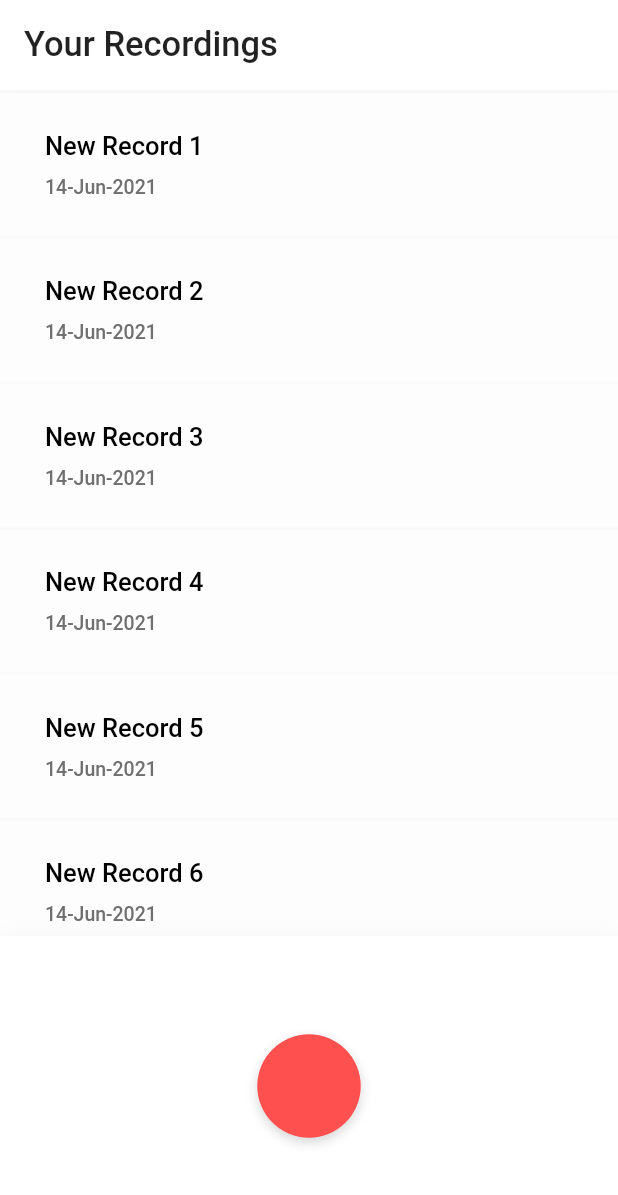
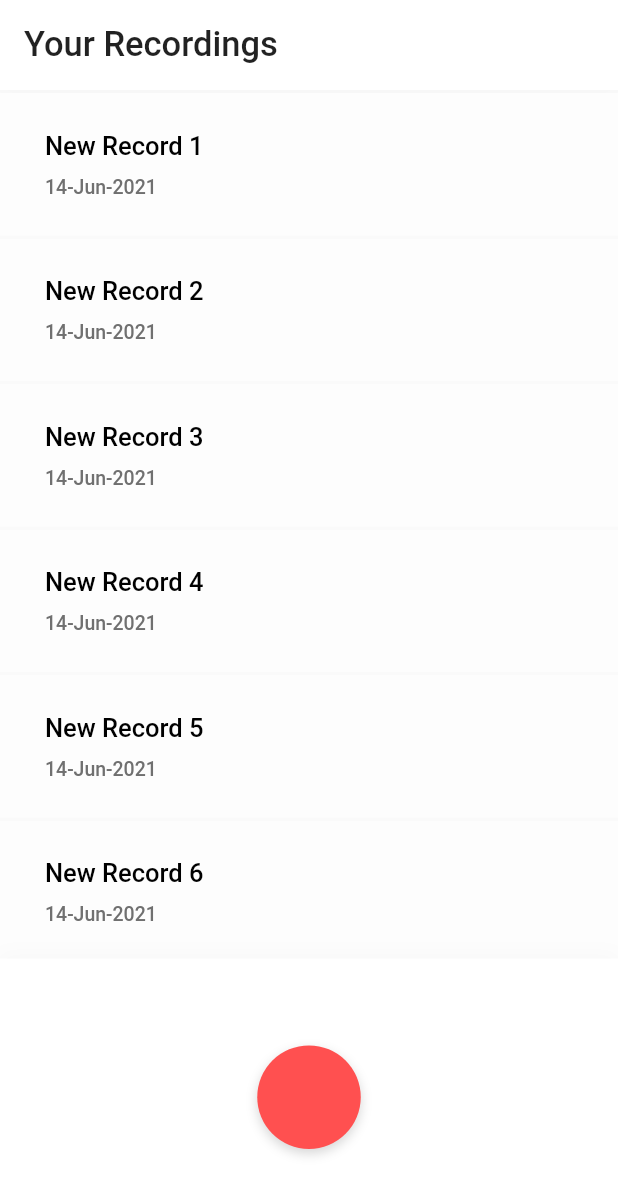
Before and after one commit to raysummee/raylex-studio, a Flutter app: the screen it shows after launch, on a phone screen of 412 x 824 dp. Shown: the top 1195 px of the screen. Run offline on Flutter 3.47's test engine with Material 2 defaults, Android fonts, the phone set to English and light mode, and no system bars.

Commit message:
bottomsheet optimised for small screen

```diff
--- a/lib/screens/home/components/recordBottomsheet.dart
+++ b/lib/screens/home/components/recordBottomsheet.dart
@@ -17,7 +17,7 @@ class RecordBottomsheet extends StatelessWidget {
           )
         ]
       ),
-      height: 200,
+      height: (MediaQuery.of(context).size.height-kToolbarHeight-kBottomNavigationBarHeight)*0.26,
       width: double.infinity,
       child: RecordButton()
     );
```
